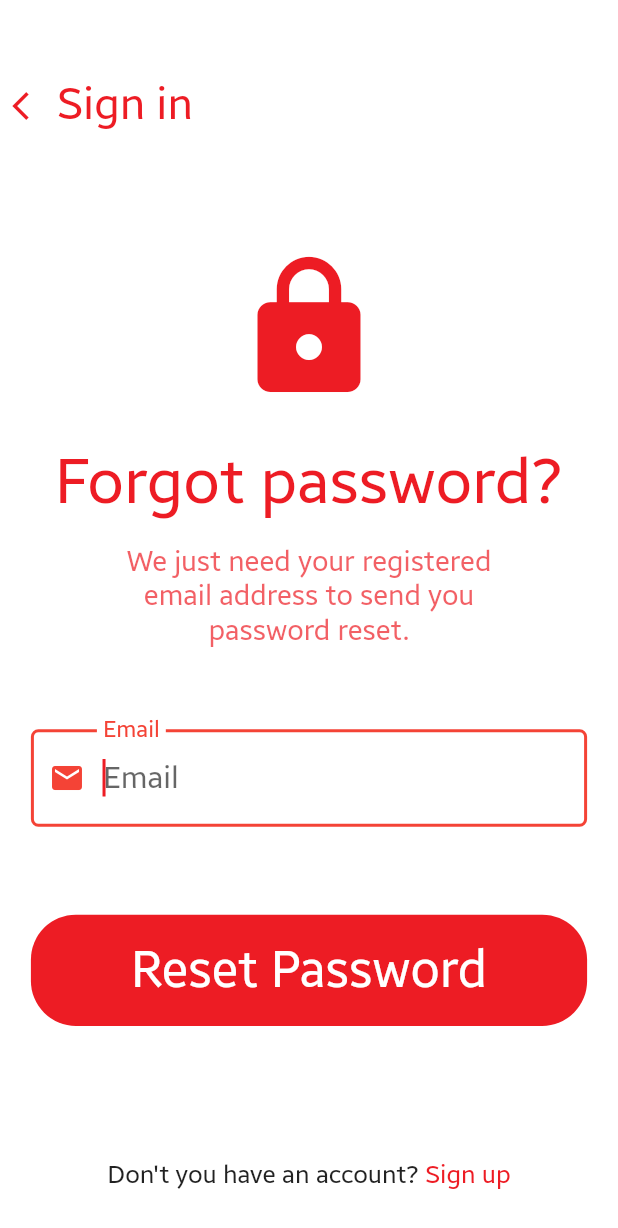
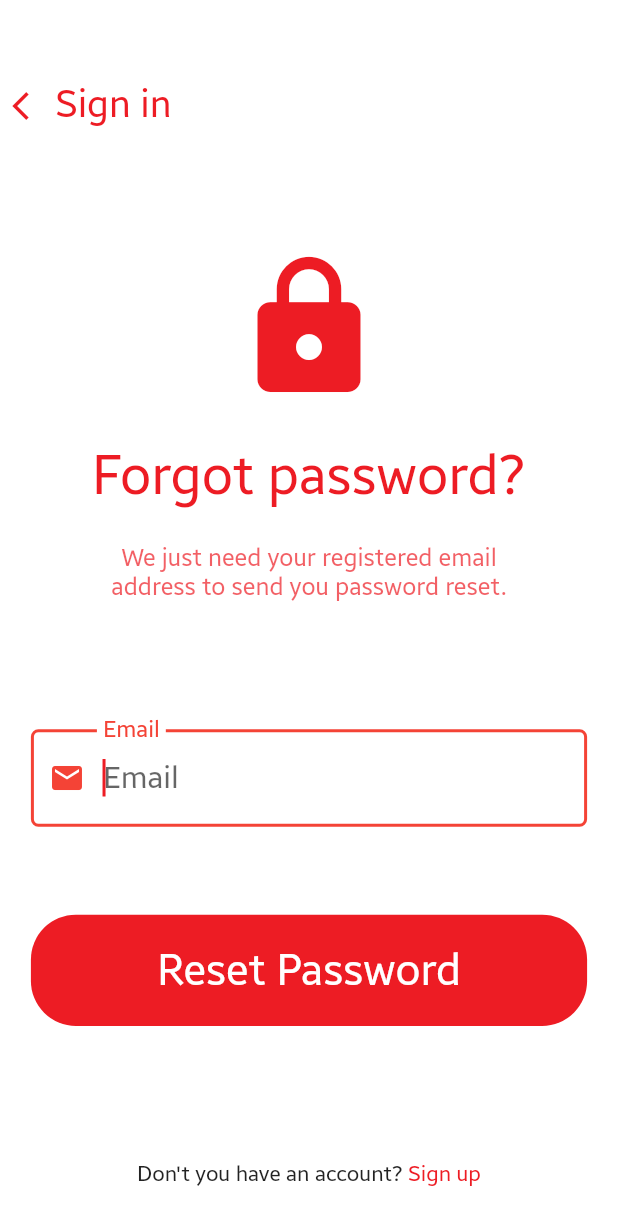
Before and after one commit to nsadisha/blood_bank, a Flutter app: the screen it shows after launch, after a tap on "Forgot password?", on a phone screen of 412 x 824 dp. Shown: the top 1228 px of the screen. Run offline on Flutter 3.47's test engine with Material 2 defaults, Android fonts, the phone set to English and light mode, and no system bars; our stand-ins replace flutter_datetime_picker.

Commit message:
Initial commit

```diff
--- a/lib/forgotPassword.dart
+++ b/lib/forgotPassword.dart
@@ -10,7 +10,7 @@ class _ForgotPasswordState extends State<ForgotPassword> {
   Widget build(BuildContext context) {
     double width = MediaQuery.of(context).size.width;
     double height = MediaQuery.of(context).size.height;
-    double tScale = 0.8+(MediaQuery.of(context).textScaleFactor)/4.5;
+    double tScale = 0.65+(MediaQuery.of(context).textScaleFactor)/4.5;
 
     return Scaffold(
       body: Container(
@@ -60,7 +60,7 @@ class _ForgotPasswordState extends State<ForgotPassword> {
                           child: Text("Forgot password?",style: TextStyle(fontSize: width*0.1,color: Color.fromRGBO(237, 28, 36, 1)),textScaleFactor: tScale,),
                         ),
                         Container(
-                          width: width*0.7,
+                          width: width*0.75,
                           height: height*0.11,
                           margin: EdgeInsets.only(top: height*0.00),
                           child: Text(
--- a/lib/main.dart
+++ b/lib/main.dart
@@ -3,7 +3,7 @@ import 'package:flutter/services.dart';
 //import 'package:blood_bank/forgotPassword.dart';
 import 'package:blood_bank/signin.dart';
 //import 'package:blood_bank/welcome.dart';
-import 'package:blood_bank/signup.dart';
+//import 'package:blood_bank/signup.dart';
 
 void main() {
   runApp(MyApp());
--- a/lib/signin.dart
+++ b/lib/signin.dart
@@ -11,7 +11,7 @@ class _SigninState extends State<Signin> {
   Widget build(BuildContext context) {
     double width = MediaQuery.of(context).size.width;
     double height = MediaQuery.of(context).size.height;
-    double tScale = 0.8+(MediaQuery.of(context).textScaleFactor)/4.5;
+    double tScale = 0.65+(MediaQuery.of(context).textScaleFactor)/4.5;
 
     return Scaffold(
       body: SingleChildScrollView(
--- a/lib/welcome.dart
+++ b/lib/welcome.dart
@@ -13,6 +13,8 @@ class _WelcomeState extends State<Welcome> {
 
     double width = MediaQuery.of(context).size.width;
     double height = MediaQuery.of(context).size.height;
+    double tScale = 0.65+(MediaQuery.of(context).textScaleFactor)/4.5;
+
     return Container(
       width: width,
       height: height,
@@ -37,6 +39,7 @@ class _WelcomeState extends State<Welcome> {
                   fontFamily: 'Samsung',
                   decoration: TextDecoration.none
               ),
+              textScaleFactor: tScale
             ),
           ),
           Container(
@@ -49,7 +52,8 @@ class _WelcomeState extends State<Welcome> {
                   fontWeight: FontWeight.w100,
                   color: Color.fromRGBO(237, 28, 36, 0.9),
                   decoration: TextDecoration.none
-              )
+              ),
+                textScaleFactor: tScale
             ),
           ),
 
```
